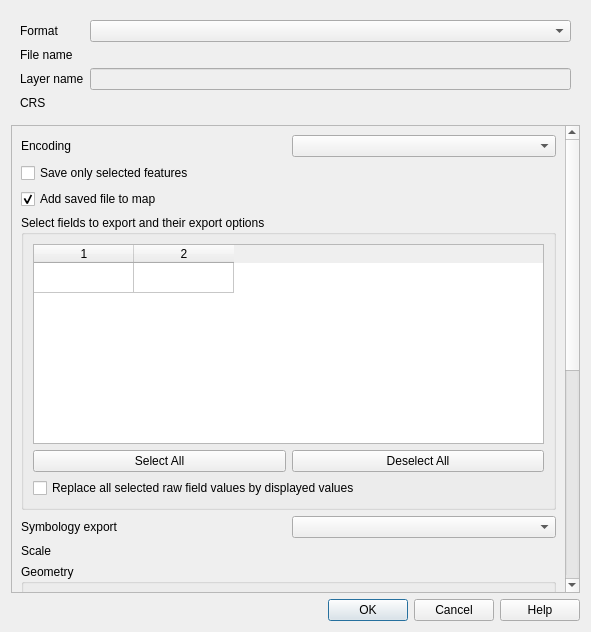
qgis/QGIS, file src/ui/qgsvectorlayersaveasdialogbase.ui: the form before one commit.
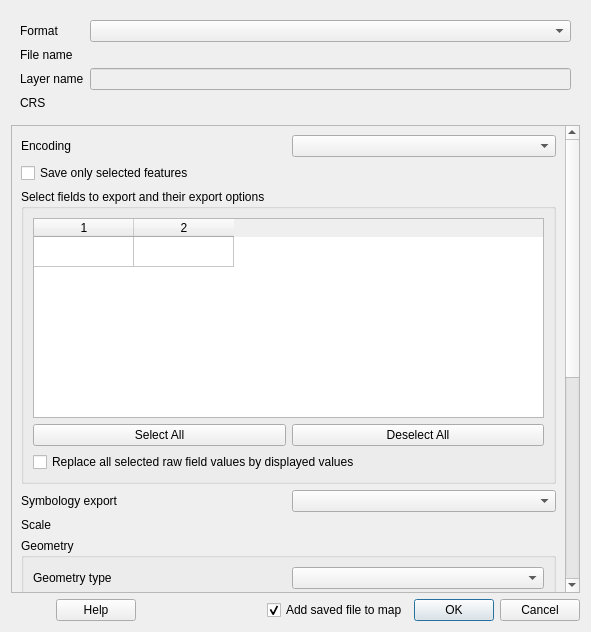
The form after the commit. Custom widgets are drawn as their Qt base class.

Commit message: [needs-docs][ui] Move 'add saved file to map' option away from data settings

Patch:
```diff
--- a/src/ui/qgsvectorlayersaveasdialogbase.ui
+++ b/src/ui/qgsvectorlayersaveasdialogbase.ui
@@ -126,16 +126,6 @@
          </property>
         </widget>
        </item>
-       <item>
-        <widget class="QCheckBox" name="mAddToCanvas">
-         <property name="text">
-          <string>Add saved file to map</string>
-         </property>
-         <property name="checked">
-          <bool>true</bool>
-         </property>
-        </widget>
-       </item>
        <item>
         <widget class="QgsCollapsibleGroupBox" name="mAttributesSelection">
          <property name="title">
@@ -417,14 +407,51 @@
     </widget>
    </item>
    <item>
-    <widget class="QDialogButtonBox" name="buttonBox">
-     <property name="orientation">
-      <enum>Qt::Horizontal</enum>
-     </property>
-     <property name="standardButtons">
-      <set>QDialogButtonBox::Cancel|QDialogButtonBox::Help|QDialogButtonBox::Ok</set>
-     </property>
-    </widget>
+    <layout class="QHBoxLayout" name="horizontalLayout">
+     <item>
+      <widget class="QDialogButtonBox" name="mHelpButtonBox">
+       <property name="orientation">
+        <enum>Qt::Horizontal</enum>
+       </property>
+       <property name="standardButtons">
+        <set>QDialogButtonBox::Help</set>
+       </property>
+      </widget>
+     </item>
+     <item>
+      <spacer name="horizontalSpacer">
+       <property name="orientation">
+        <enum>Qt::Horizontal</enum>
+       </property>
+       <property name="sizeHint" stdset="0">
+        <size>
+         <width>20</width>
+         <height>10</height>
+        </size>
+       </property>
+      </spacer>
+     </item>
+     <item>
+      <widget class="QCheckBox" name="mAddToCanvas">
+       <property name="text">
+        <string>Add saved file to map</string>
+       </property>
+       <property name="checked">
+        <bool>true</bool>
+       </property>
+      </widget>
+     </item>
+     <item>
+      <widget class="QDialogButtonBox" name="mButtonBox">
+       <property name="orientation">
+        <enum>Qt::Horizontal</enum>
+       </property>
+       <property name="standardButtons">
+        <set>QDialogButtonBox::Cancel|QDialogButtonBox::Ok</set>
+       </property>
+      </widget>
+     </item>
+    </layout>
    </item>
   </layout>
  </widget>
```
Left out of the diff: 2 changed lines with no effect on the pictures. The commit also changes 3 other files.
